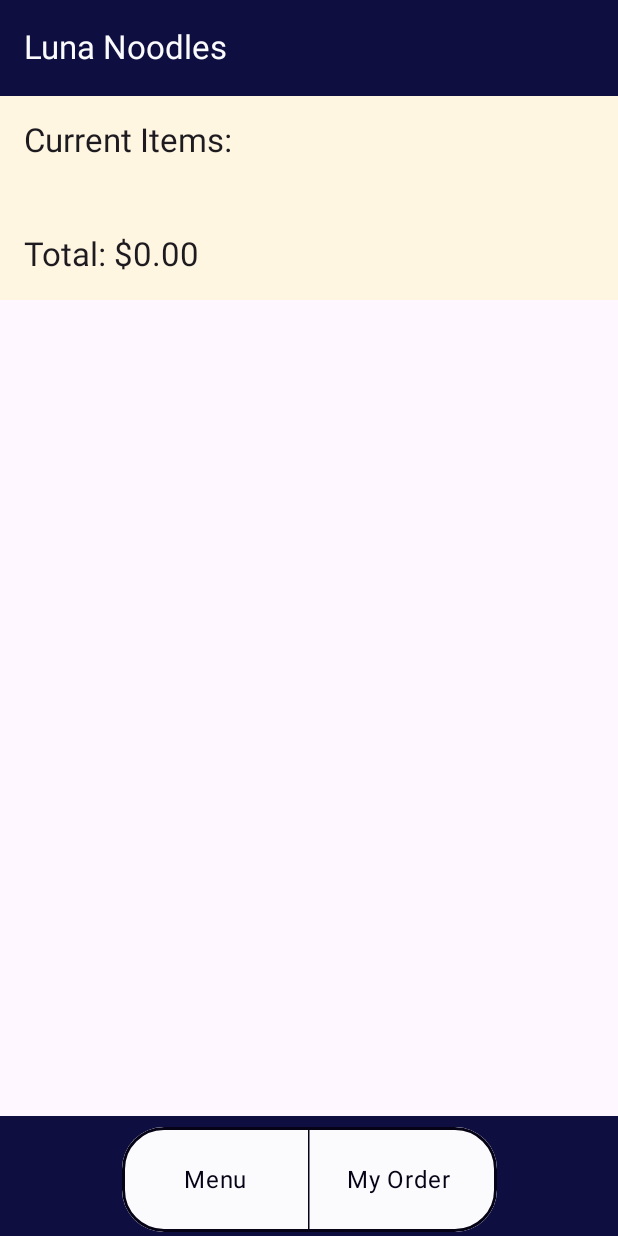
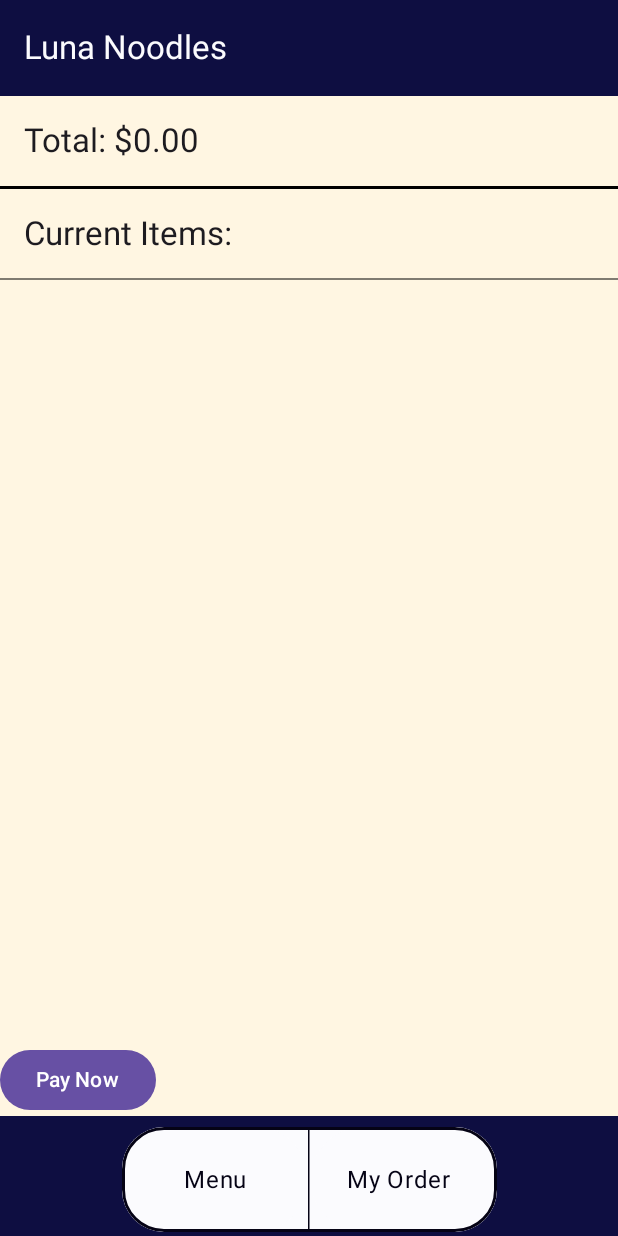
Before and after one commit to CalvaryFisher/RamenRestaurantMobileApp, an Android app built with Jetpack Compose: the MyOrderScreen screen opened through its navigation route, on a phone screen of 412 x 824 dp. Run offline under Robolectric (Android 15) with nearby library versions, the phone set to English and light mode, and no system bars.

Commit message:
feat: Pay now button. Sending user to confirmation page and clearing currentOrder

```diff
--- a/app/src/main/java/com/example/clickcounterapp/MainActivity.kt
+++ b/app/src/main/java/com/example/clickcounterapp/MainActivity.kt
@@ -112,6 +112,7 @@ fun MainApp(){
                 composable("item_details") { MenuItemDetailsScreen(navController, menuItem = MenuItem("Error", "0.00")) }
                 //composable("details/${clickedItem.title}") {DetailsScreen(navController)}
                 composable("order") { MyOrderScreen(navController, currentOrder) }
+                composable("confirm_screen") { ConfirmationScreen() }
             }
         }
     )
@@ -249,23 +250,9 @@ fun MyOrderScreen(navController: NavController = rememberNavController(), curren
     Column(
         modifier = Modifier
             .background(Background)
-            //.fillMaxSize()
+            .fillMaxSize(),
+        verticalArrangement = Arrangement.Center
     ){
-        Text(
-            text = "Current Items: ",
-            style = MaterialTheme.typography.titleLarge,
-            modifier = Modifier.padding(16.dp)
-
-        )
-        LazyColumn(
-            modifier = Modifier
-                .fillMaxWidth()
-                .padding(8.dp)
-        ) {
-            items(currentOrder.orderItems) { item ->
-                MenuItemCard(item = item, "Remove", onClick = {currentOrder.orderItems.remove(item)})
-            }
-        }
         var total = currentOrder.currentTotalAsString()
         Text(
             text = "Total: $$total",
@@ -273,7 +260,36 @@ fun MyOrderScreen(navController: NavController = rememberNavController(), curren
             modifier = Modifier.padding(16.dp)
 
         )
+        HorizontalDivider(thickness = 2.dp, color = Color.Black)
+        Text(
+            text = "Current Items: ",
+            style = MaterialTheme.typography.titleLarge,
+            modifier = Modifier.padding(16.dp)
+
+        )
+        HorizontalDivider(thickness = Dp.Hairline, color = Color.Black)
+        LazyColumn(
+            modifier = Modifier
+                //.fillMaxWidth()
+                .weight(1f)
+                .padding(8.dp)
+        ) {
+            items(currentOrder.orderItems) { item ->
+                MenuItemCard(item = item, "Remove", onClick = {currentOrder.orderItems.remove(item)})
+                HorizontalDivider(thickness = Dp.Hairline, color = Color.Black)
+            }
+        }
+        Button(
+            onClick = {sendOrder(navController, currentOrder)}
+        ){
+            Text("Pay Now")
+        }
     }
+}
+
+fun sendOrder(navController: NavController, currentOrder: CurrentOrder){
+    navController.navigate("confirm_screen")
+    currentOrder.orderItems.clear()
 }
 
 @Preview
@@ -286,6 +302,17 @@ fun MyOrderScreenPreview(){
     val testItem = MenuItem("Beef Stew", "10.99")
     currentOrder.orderItems.add(testItem)
     MyOrderScreen(rememberNavController(), currentOrder)
+}
+
+@Composable
+fun ConfirmationScreen(){
+    Column(modifier = Modifier
+        .fillMaxSize()
+        .background(Background)
+    ){
+        Text("Stellar!")
+        Text("We hope you enjoy!")
+    }
 }
 
 @Composable
```
